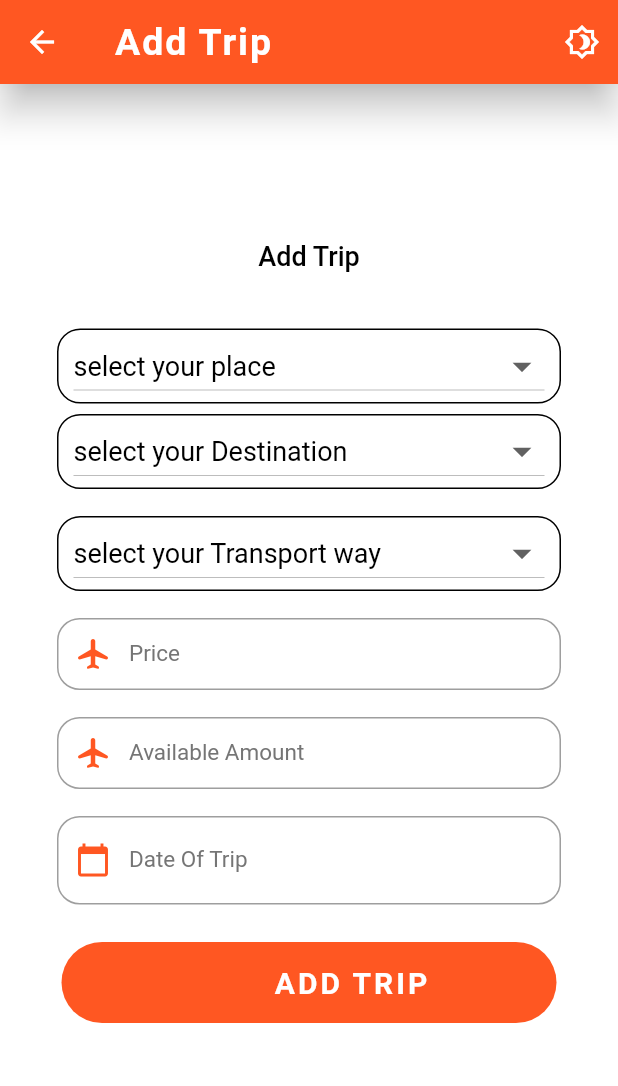
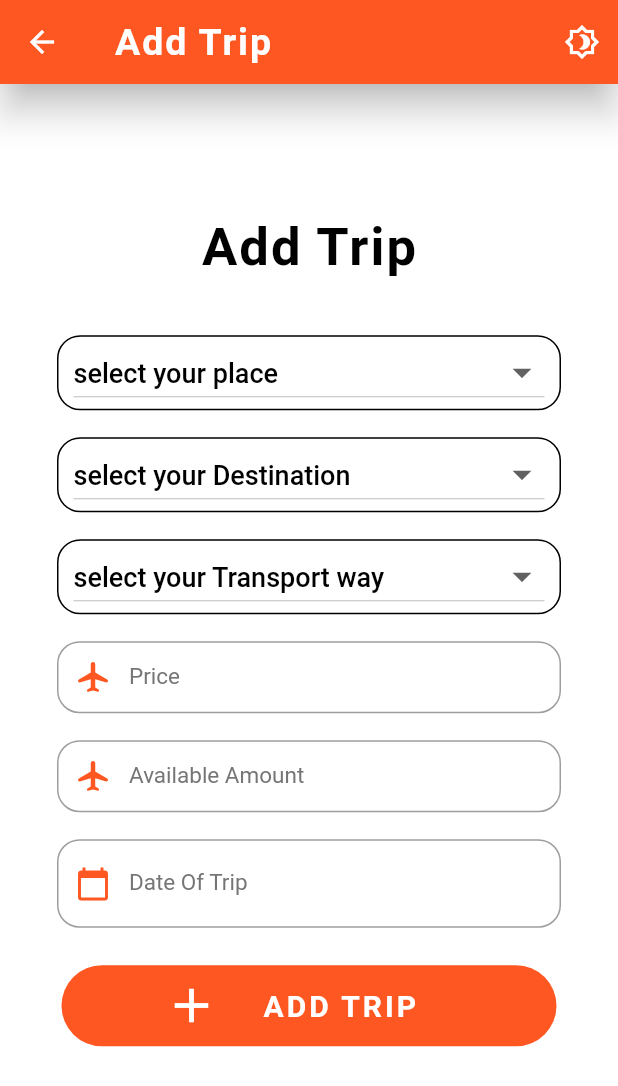
Before and after one commit to haitham2001/Travelers-app, a Flutter app: the AddTripScreen screen opened directly, on a phone screen of 412 x 824 dp. Shown: the top 1086 px of the screen. Run offline on Flutter 3.47's test engine with Material 2 defaults, Android fonts, the phone set to English and light mode, and no system bars; our stand-ins replace conditional_builder, flutter_bloc, fluttertoast, hexcolor, page_transition, smooth_page_indicator and 1 more; missing offline and left inert: number_inc_dec; accounts and stored records are empty.

```diff
--- a/lib/modules/AddTripScreen.dart
+++ b/lib/modules/AddTripScreen.dart
@@ -1,6 +1,7 @@
 import 'package:flutter/cupertino.dart';
 import 'package:flutter/material.dart';
 import 'package:fluttertoast/fluttertoast.dart';
+import 'package:hexcolor/hexcolor.dart';
 import 'package:intl/intl.dart';
 import 'package:provider/provider.dart';
 import 'package:travellers/TicketDatabase/TicketDataBase.dart';
@@ -10,6 +11,7 @@ import 'package:travellers/modules/admin.dart';
 
 import 'package:travellers/modules/login_screen.dart';
 import 'package:travellers/providers/pass_provider.dart';
+import 'package:travellers/providers/theme_provider.dart';
 import 'package:travellers/registerdatabase/register_data_base.dart';
 import 'package:travellers/styles/colors.dart';
 
@@ -55,13 +57,15 @@ class _AddTripScreenState extends State<AddTripScreen> {
           ),
         ),
         actions: [
-          IconButton(
-            onPressed: () {
-              // ThemeCubit.get(context).changexMode();
-            },
-            icon: const Icon(Icons.brightness_4_outlined),
-            color: Colors.white,
-          )
+          Consumer<ThemeProvider>(
+            builder: (context, myProv, _) => IconButton(
+              onPressed: () {
+                myProv.changeAppMode();
+              },
+              icon: const Icon(Icons.brightness_4_outlined),
+              color: Colors.white,
+            ),
+          ),
         ],
       ),
       body: Container(
@@ -74,7 +78,7 @@ class _AddTripScreenState extends State<AddTripScreen> {
             Column(mainAxisAlignment: MainAxisAlignment.center, children: [
               Text(
                 'Add Trip',
-                style: Theme.of(context).textTheme.bodyText1,
+                style: Theme.of(context).textTheme.headline1,
               ),
               Padding(
                 padding: const EdgeInsets.all(38.0),
@@ -90,10 +94,9 @@ class _AddTripScreenState extends State<AddTripScreen> {
                         ),
                         child: DropdownButton(
                             isExpanded: true,
-                            hint: Text("select your place",style: TextStyle(
-                                color: Colors.black,fontSize: 18
-                            ),),
-                            dropdownColor: Colors.deepOrange,
+                            hint: Text("select your place",style: Theme.of(context).textTheme.bodyText1,
+                            ),
+                            dropdownColor: Provider.of<ThemeProvider>(context).isDark ? HexColor('333739') : Colors.white,
                             iconSize: 30,
                             value: fromValueChoose,
                             onChanged: (newValue){
@@ -112,7 +115,7 @@ class _AddTripScreenState extends State<AddTripScreen> {
 
 
                       SizedBox(
-                        height: 7.0,
+                        height: 18.0,
                       ),
                       Container(
                         padding:EdgeInsets.only(left: 10,right: 10),
@@ -122,10 +125,8 @@ class _AddTripScreenState extends State<AddTripScreen> {
                         ),
                         child: DropdownButton(
                             isExpanded: true,
-                            hint: Text("select your Destination",style: TextStyle(
-                                color: Colors.black,fontSize: 18
-                            ),),
-                            dropdownColor: Colors.deepOrange,
+                            hint: Text("select your Destination",style: Theme.of(context).textTheme.bodyText1,),
+                            dropdownColor: Provider.of<ThemeProvider>(context).isDark ? HexColor('333739') : Colors.white,
                             iconSize: 30,
                             value: toalueChoose,
                             onChanged: (newValue){
@@ -153,10 +154,8 @@ class _AddTripScreenState extends State<AddTripScreen> {
                         ),
                         child: DropdownButton(
                             isExpanded: true,
-                            hint: Text("select your Transport way",style: TextStyle(
-                                color: Colors.black,fontSize: 18
-                            ),),
-                            dropdownColor: Colors.deepOrange,
+                            hint: Text("select your Transport way",style: Theme.of(context).textTheme.bodyText1,),
+                            dropdownColor: Provider.of<ThemeProvider>(context).isDark ? HexColor('333739') : Colors.white,
                             iconSize: 30,
                             value: tripWayValueChoose,
                             onChanged: (newValue){
@@ -180,7 +179,7 @@ class _AddTripScreenState extends State<AddTripScreen> {
                         keyboardType: TextInputType.number,
                         controller:priceController,
                         decoration: InputDecoration(
-                          contentPadding: const EdgeInsets.all(1),
+                          contentPadding: const EdgeInsets.all(8),
                           labelText: 'Price',
                           labelStyle: Theme.of(context).textTheme.bodyText2,
                           prefixIcon: const Icon(
@@ -195,7 +194,7 @@ class _AddTripScreenState extends State<AddTripScreen> {
                             child: GestureDetector(
                               child: const Icon(
                                 Icons.clear,
-                                color: Colors.black,
+                                color: Colors.white,
                               ),
 
                               onTap: () {
@@ -217,7 +216,7 @@ class _AddTripScreenState extends State<AddTripScreen> {
                         controller: avaialableController,
                         decoration: InputDecoration(
 
-                          contentPadding: const EdgeInsets.all(1),
+                          contentPadding: const EdgeInsets.all(8),
                           labelText: 'Available Amount',
                           labelStyle: Theme.of(context).textTheme.bodyText2,
                           prefixIcon: const Icon(
@@ -272,8 +271,8 @@ class _AddTripScreenState extends State<AddTripScreen> {
                           showDatePicker(
                             context: context,
                             initialDate: DateTime.now(),
-                            firstDate: DateTime.parse('2022-10-25'),
-                            lastDate: DateTime.parse('2024-10-25'),
+                            firstDate: DateTime.parse('1990-10-25'),
+                            lastDate: DateTime.parse('2022-10-25'),
                           ).then((value) {
                             dateController.text =
                                 DateFormat.yMMMd().format(value!);
@@ -286,6 +285,8 @@ class _AddTripScreenState extends State<AddTripScreen> {
 
                       defaultBtn(
                           txt: 'Add Trip',
+                          icon: Icons.add,
+                          right_margin_text: 35,
                           function: () async {
 
                             if(fromValueChoose==null||toalueChoose==null||tripWayValueChoose==null||priceController.text==""||avaialableController.text==""||dateController.text=="")
--- a/lib/modules/DetailsScreen.dart
+++ b/lib/modules/DetailsScreen.dart
@@ -115,8 +115,9 @@ static var quantityControler=TextEditingController();
                         ),
                         defaultBtn(
                           right_margin_icon: 10,
-                          right_margin_text: 90,
+                          right_margin_text: 45,
                           txt: "Order",
+                          icon: Icons.bookmark_border,
                           function: () {
                             if(int.parse(quantityControler.text)>0&&int.parse(quantityControler.text)<DetailsData.ticket!.available) {
                               AllTicketsData.insertToBookedTicketDatabase(
--- a/lib/modules/profile_screen.dart
+++ b/lib/modules/profile_screen.dart
@@ -101,7 +101,7 @@ class ProfileScreen extends StatelessWidget {
                             validator: (value) {
                               if (value!.isEmpty) {
                                 return 'Enter Your Username';
-                              } else if (value.length < 3) {
+                              } else if (value.length < 4) {
                                 return 'Username at least 4 characters';
                               }
                             },
--- a/lib/modules/register_screen.dart
+++ b/lib/modules/register_screen.dart
@@ -84,7 +84,7 @@ class RegisterScreen extends StatelessWidget {
                       validator: (value) {
                         if (value!.isEmpty) {
                           return 'Enter Your Username';
-                        } else if (value.length < 3) {
+                        } else if (value.length < 4) {
                           return 'Username at least 4 characters';
                         }
                       },
--- a/lib/modules/start_screen.dart
+++ b/lib/modules/start_screen.dart
@@ -30,7 +30,8 @@ class StartScreen extends StatelessWidget {
           ),
         ],
       ),
-      body: Column(
+      body: SingleChildScrollView(
+        child: Column(
           children: [
             Container(
 
@@ -86,6 +87,7 @@ class StartScreen extends StatelessWidget {
                 }),
           ],
         ),
+      ),
     );
   }
 }
```
Lines whose indentation alone changed are shown as unchanged.
